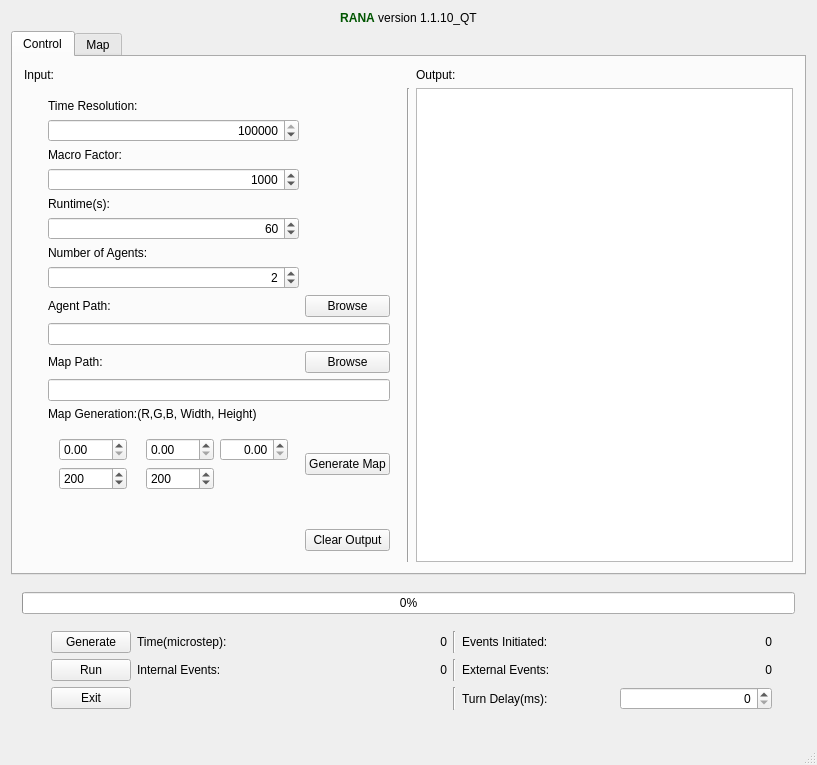
Before: the Qt Designer form mainwindow.ui in sojoe02/RANA, drawn with Qt 5.
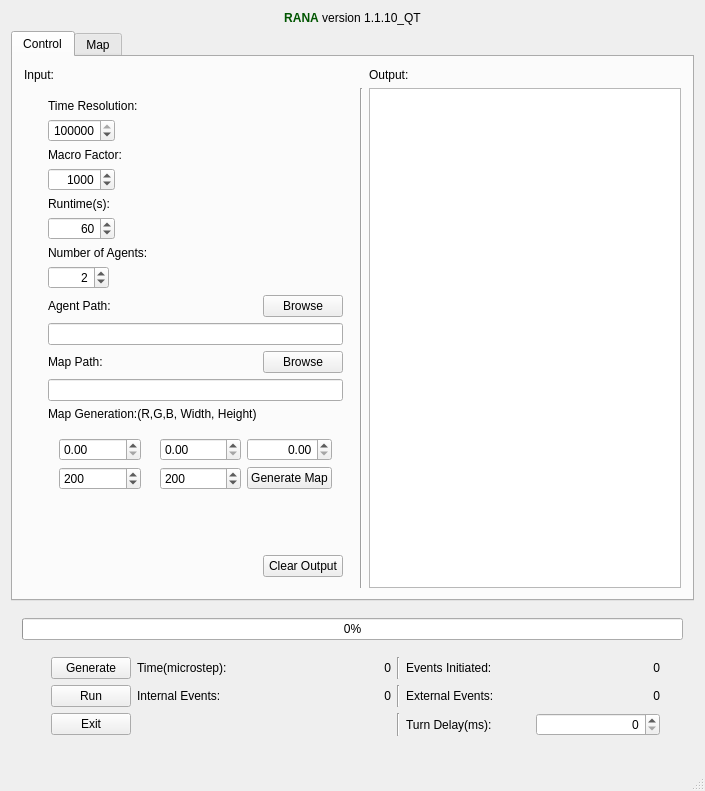
After: the same form once the commit is applied.

```diff
--- a/mainwindow.ui
+++ b/mainwindow.ui
@@ -6,8 +6,8 @@
    <rect>
     <x>0</x>
     <y>0</y>
-    <width>817</width>
-    <height>761</height>
+    <width>705</width>
+    <height>791</height>
    </rect>
   </property>
   <property name="windowTitle">
@@ -54,6 +54,12 @@
         </item>
         <item row="16" column="0">
          <widget class="QWidget" name="widget_3" native="true">
+          <property name="sizePolicy">
+           <sizepolicy hsizetype="Fixed" vsizetype="Preferred">
+            <horstretch>0</horstretch>
+            <verstretch>0</verstretch>
+           </sizepolicy>
+          </property>
           <layout class="QGridLayout" name="gridLayout_2">
            <item row="26" column="3">
             <widget class="QPushButton" name="pushButton">
@@ -65,7 +71,7 @@
            <item row="12" column="2">
             <widget class="QSpinBox" name="macroSpinBox">
              <property name="sizePolicy">
-              <sizepolicy hsizetype="Preferred" vsizetype="Fixed">
+              <sizepolicy hsizetype="Maximum" vsizetype="Fixed">
                <horstretch>0</horstretch>
                <verstretch>0</verstretch>
               </sizepolicy>
@@ -94,7 +100,7 @@
            <item row="9" column="2">
             <widget class="QSpinBox" name="timeResSpinBox">
              <property name="sizePolicy">
-              <sizepolicy hsizetype="Preferred" vsizetype="Fixed">
+              <sizepolicy hsizetype="Maximum" vsizetype="Fixed">
                <horstretch>0</horstretch>
                <verstretch>0</verstretch>
               </sizepolicy>
@@ -122,7 +128,7 @@
            <item row="14" column="2">
             <widget class="QSpinBox" name="runTimeSpinBox">
              <property name="sizePolicy">
-              <sizepolicy hsizetype="Preferred" vsizetype="Fixed">
+              <sizepolicy hsizetype="Maximum" vsizetype="Fixed">
                <horstretch>0</horstretch>
                <verstretch>0</verstretch>
               </sizepolicy>
@@ -173,7 +179,7 @@
            <item row="16" column="2">
             <widget class="QSpinBox" name="luaSpinBox">
              <property name="sizePolicy">
-              <sizepolicy hsizetype="Preferred" vsizetype="Fixed">
+              <sizepolicy hsizetype="Maximum" vsizetype="Fixed">
                <horstretch>0</horstretch>
                <verstretch>0</verstretch>
               </sizepolicy>
@@ -185,7 +191,7 @@
               <number>1</number>
              </property>
              <property name="maximum">
-              <number>1000</number>
+              <number>65536</number>
              </property>
              <property name="value">
               <number>2</number>
@@ -292,7 +298,7 @@
              </property>
             </widget>
            </item>
-           <item row="22" column="2">
+           <item row="22" column="2" colspan="2">
             <widget class="QWidget" name="widget_5" native="true">
              <layout class="QGridLayout" name="gridLayout_7">
               <item row="1" column="0">
@@ -400,16 +406,16 @@
                 </property>
                </widget>
               </item>
+              <item row="1" column="3">
+               <widget class="QPushButton" name="generateMap">
+                <property name="text">
+                 <string>Generate Map</string>
+                </property>
+               </widget>
+              </item>
              </layout>
             </widget>
            </item>
-           <item row="22" column="3">
-            <widget class="QPushButton" name="generateMap">
-             <property name="text">
-              <string>Generate Map</string>
-             </property>
-            </widget>
-           </item>
           </layout>
          </widget>
         </item>
```
